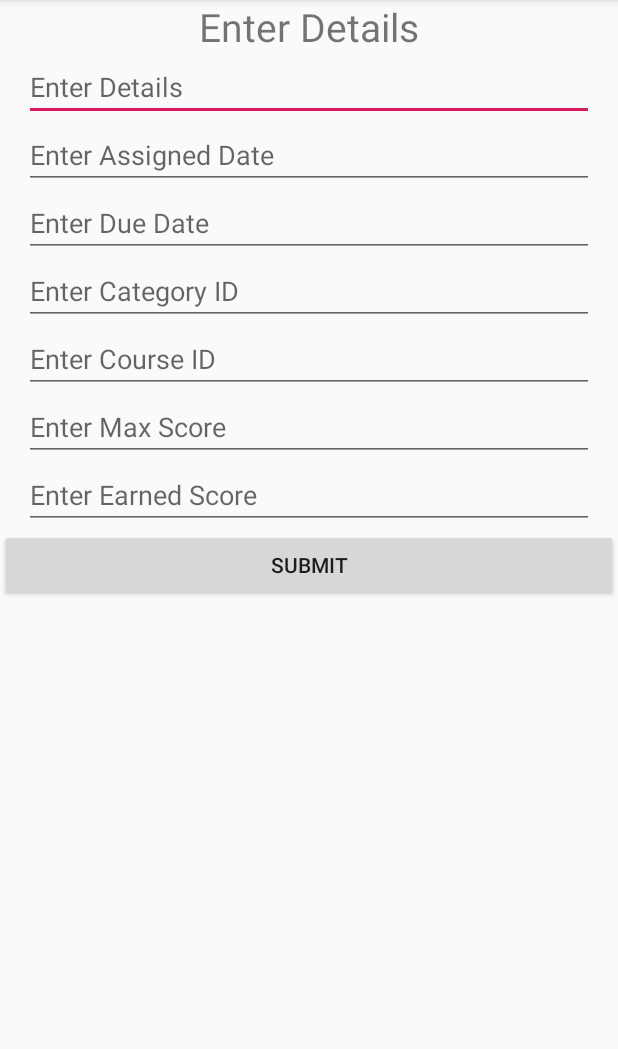
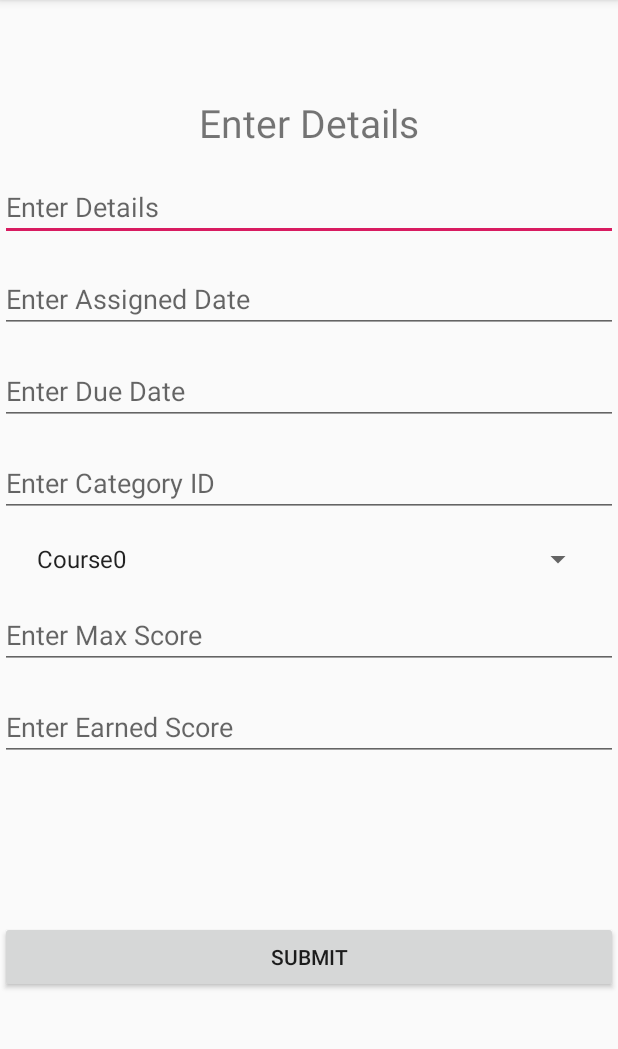
Before and after one commit to cricri98/CST438_project1, an Android app: the addAssignment screen opened directly, with no data from a screen before it, on a phone screen of 412 x 824 dp, the part 84-1133 px from its top. Run offline under Robolectric (Android 15) with nearby library versions, the phone set to English and light mode, and no system bars; our stand-ins replace Room's generated code.

Commit message:
starting backup

```diff
--- a/app/src/main/java/com/example/cst438_project1/Login.java
+++ b/app/src/main/java/com/example/cst438_project1/Login.java
@@ -40,9 +40,9 @@ public class Login extends AppCompatActivity {
             }
         });
 
-//        usernameField.setText("user1");
-//        passwordField.setText("pass");
-//        tryLogin();
+        usernameField.setText("user1");
+        passwordField.setText("pass");
+        tryLogin();
     }
 
     void tryLogin(){
--- a/app/src/main/java/com/example/cst438_project1/MainMenuAtivities/ViewAssignment/ViewAssignmentActivity.java
+++ b/app/src/main/java/com/example/cst438_project1/MainMenuAtivities/ViewAssignment/ViewAssignmentActivity.java
@@ -163,6 +163,7 @@ public class ViewAssignmentActivity extends AppCompatActivity {
         //pass course key
 //        aA.putExtra();
         startActivity(aA);
+        aA.putExtra("userId", userID);
         finish();
     }
 
--- a/app/src/main/java/com/example/cst438_project1/MainMenuAtivities/ViewAssignment/addAssignment.java
+++ b/app/src/main/java/com/example/cst438_project1/MainMenuAtivities/ViewAssignment/addAssignment.java
@@ -3,16 +3,23 @@ package com.example.cst438_project1.MainMenuAtivities.ViewAssignment;
 import androidx.appcompat.app.AppCompatActivity;
 import androidx.room.Room;
 
+import android.content.Intent;
 import android.os.Bundle;
 import android.view.View;
+import android.widget.ArrayAdapter;
 import android.widget.Button;
 import android.widget.EditText;
+import android.widget.Spinner;
 import android.widget.Toast;
 
 import com.example.cst438_project1.DB.StudentAppDatabase;
 import com.example.cst438_project1.Objects.Assignment;
+import com.example.cst438_project1.Objects.Course;
 import com.example.cst438_project1.Objects.User;
 import com.example.cst438_project1.R;
+
+import java.util.ArrayList;
+import java.util.List;
 
 public class addAssignment extends AppCompatActivity {
 
@@ -22,11 +29,13 @@ public class addAssignment extends AppCompatActivity {
     EditText mAssignedDate;
     EditText mDueDate;
     EditText mCategoryID;
-    EditText mCourseID;
+    Spinner mCourseID;
     EditText mMaxScore;
     EditText mEarnedScore;
 
     Button enter;
+
+    List<String> courseNames = new ArrayList<>();
 
     @Override
     protected void onCreate(Bundle savedInstanceState) {
@@ -44,6 +53,9 @@ public class addAssignment extends AppCompatActivity {
         mEarnedScore = findViewById(R.id.g);
 
         enter = findViewById(R.id.h);
+
+        setCourseNames();
+        setSpinner();
 
         enter.setOnClickListener(new View.OnClickListener() {
             @Override
@@ -65,7 +77,12 @@ public class addAssignment extends AppCompatActivity {
         String dueDate = mDueDate.getText().toString();
 
         Integer categoryID = Integer.parseInt(mCategoryID.getText().toString());
-        Integer courseID = Integer.parseInt(mCourseID.getText().toString());
+
+
+        String courseName = mCourseID.getSelectedItem().toString();
+
+        Integer courseID = db.getCourseDAO().getCourseByName(courseName).getCourseId();
+
 
         Assignment a = new Assignment(details, maxScore, earnedScore, assignedDate, dueDate, categoryID, courseID);
 
@@ -75,4 +92,28 @@ public class addAssignment extends AppCompatActivity {
         finish();
     }
 
+    void setCourseNames(){
+        List<Course> courseList = db.getCourseDAO().getCourses();
+
+        for(Course c : courseList){
+            courseNames.add(c.getCourseName());
+        }
+    }
+
+    void setSpinner(){
+
+        ArrayAdapter<String> adapter = new ArrayAdapter<String>(this, android.R.layout.simple_spinner_item, courseNames);
+        adapter.setDropDownViewResource(android.R.layout.simple_spinner_dropdown_item);
+        mCourseID.setAdapter(adapter);
+    }
+
+    @Override
+    public void onBackPressed() {
+        super.onBackPressed();
+
+        Intent i = new Intent(this, ViewAssignmentActivity.class);
+        i.putExtra("userId", getIntent().getIntExtra("userId", -1));
+        startActivity(i);
+        finish();
+    }
 }
--- a/app/src/main/res/layout/activity_add_assignment.xml
+++ b/app/src/main/res/layout/activity_add_assignment.xml
@@ -1,5 +1,5 @@
 <?xml version="1.0" encoding="utf-8"?>
-<RelativeLayout xmlns:android="http://schemas.android.com/apk/res/android"
+<androidx.constraintlayout.widget.ConstraintLayout xmlns:android="http://schemas.android.com/apk/res/android"
     xmlns:app="http://schemas.android.com/apk/res-auto"
     xmlns:tools="http://schemas.android.com/tools"
     android:layout_width="match_parent"
@@ -11,8 +11,16 @@
         android:layout_width="wrap_content"
         android:layout_height="wrap_content"
         android:layout_centerHorizontal="true"
+        android:layout_marginStart="16dp"
+        android:layout_marginLeft="16dp"
+        android:layout_marginTop="64dp"
+        android:layout_marginEnd="16dp"
+        android:layout_marginRight="16dp"
         android:text="Enter Details"
-        android:textSize="26sp" />
+        android:textSize="26sp"
+        app:layout_constraintEnd_toEndOf="parent"
+        app:layout_constraintStart_toStartOf="parent"
+        app:layout_constraintTop_toTopOf="parent" />
 
     <EditText
         android:id="@+id/a"
@@ -20,9 +28,66 @@
         android:layout_height="wrap_content"
         android:layout_below="@id/addAssignment"
         android:layout_centerHorizontal="true"
-        android:layout_marginStart="16dp"
-        android:layout_marginEnd="16dp"
-        android:hint="Enter Details" />
+        android:layout_marginTop="16dp"
+        android:hint="Enter Details"
+        app:layout_constraintEnd_toEndOf="parent"
+        app:layout_constraintHorizontal_bias="0.0"
+        app:layout_constraintStart_toStartOf="parent"
+        app:layout_constraintTop_toBottomOf="@+id/addAssignment" />
+
+    <EditText
+        android:id="@+id/c"
+        android:layout_width="match_parent"
+        android:layout_height="wrap_content"
+        android:layout_below="@id/b"
+        android:layout_centerHorizontal="true"
+        android:layout_marginTop="16dp"
+        android:hint="Enter Due Date"
+        app:layout_constraintEnd_toEndOf="parent"
+        app:layout_constraintStart_toStartOf="parent"
+        app:layout_constraintTop_toBottomOf="@+id/b" />
+
+    <EditText
+        android:id="@+id/d"
+        android:layout_width="match_parent"
+        android:layout_height="wrap_content"
+        android:layout_below="@id/c"
+        android:layout_centerHorizontal="true"
+        android:layout_marginTop="16dp"
+        android:hint="Enter Category ID"
+        android:inputType="numberSigned"
+        app:layout_constraintEnd_toEndOf="parent"
+        app:layout_constraintStart_toStartOf="parent"
+        app:layout_constraintTop_toBottomOf="@+id/c" />
+
+    <EditText
+        android:id="@+id/f"
+        android:layout_width="match_parent"
+        android:layout_height="wrap_content"
+        android:layout_below="@id/e"
+        android:layout_centerHorizontal="true"
+        android:layout_marginTop="16dp"
+        android:hint="Enter Max Score"
+        android:inputType="numberDecimal"
+        app:layout_constraintEnd_toEndOf="parent"
+        app:layout_constraintHorizontal_bias="0.0"
+        app:layout_constraintStart_toStartOf="parent"
+        app:layout_constraintTop_toBottomOf="@+id/e" />
+
+    <Button
+        android:id="@+id/h"
+        android:layout_width="match_parent"
+        android:layout_height="wrap_content"
+        android:layout_below="@id/g"
+        android:layout_centerHorizontal="true"
+        android:layout_marginTop="16dp"
+        android:layout_marginBottom="16dp"
+        android:text="Submit"
+        app:layout_constraintBottom_toBottomOf="parent"
+        app:layout_constraintEnd_toEndOf="parent"
+        app:layout_constraintHorizontal_bias="1.0"
+        app:layout_constraintStart_toStartOf="parent"
+        app:layout_constraintTop_toBottomOf="@+id/g"></Button>
 
     <EditText
         android:id="@+id/b"
@@ -30,52 +95,12 @@
         android:layout_height="wrap_content"
         android:layout_below="@id/a"
         android:layout_centerHorizontal="true"
-        android:layout_marginStart="16dp"
-        android:layout_marginEnd="16dp"
-        android:hint="Enter Assigned Date" />
-
-    <EditText
-        android:id="@+id/c"
-        android:layout_width="match_parent"
-        android:layout_height="wrap_content"
-        android:layout_below="@id/b"
-        android:layout_centerHorizontal="true"
-        android:layout_marginStart="16dp"
-        android:layout_marginEnd="16dp"
-        android:hint="Enter Due Date" />
-
-    <EditText
-        android:id="@+id/d"
-        android:layout_width="match_parent"
-        android:layout_height="wrap_content"
-        android:layout_below="@id/c"
-        android:layout_centerHorizontal="true"
-        android:layout_marginStart="16dp"
-        android:layout_marginEnd="16dp"
-        android:hint="Enter Category ID"
-        android:inputType="numberSigned"/>
-
-    <EditText
-        android:id="@+id/e"
-        android:layout_width="match_parent"
-        android:layout_height="wrap_content"
-        android:layout_below="@id/d"
-        android:layout_centerHorizontal="true"
-        android:layout_marginStart="16dp"
-        android:layout_marginEnd="16dp"
-        android:hint="Enter Course ID"
-        android:inputType="numberSigned"/>
-
-    <EditText
-        android:id="@+id/f"
-        android:layout_width="match_parent"
-        android:layout_height="wrap_content"
-        android:layout_below="@id/e"
-        android:layout_centerHorizontal="true"
-        android:layout_marginStart="16dp"
-        android:layout_marginEnd="16dp"
-        android:hint="Enter Max Score"
-        android:inputType="numberDecimal"/>
+        android:layout_marginTop="16dp"
+        android:hint="Enter Assigned Date"
+        app:layout_constraintEnd_toEndOf="parent"
+        app:layout_constraintHorizontal_bias="0.0"
+        app:layout_constraintStart_toStartOf="parent"
+        app:layout_constraintTop_toBottomOf="@+id/a" />
 
     <EditText
         android:id="@+id/g"
@@ -83,17 +108,21 @@
         android:layout_height="wrap_content"
         android:layout_below="@id/f"
         android:layout_centerHorizontal="true"
-        android:layout_marginStart="16dp"
-        android:layout_marginEnd="16dp"
+        android:layout_marginTop="16dp"
         android:hint="Enter Earned Score"
-        android:inputType="numberDecimal"/>
+        android:inputType="numberDecimal"
+        app:layout_constraintEnd_toEndOf="parent"
+        app:layout_constraintHorizontal_bias="1.0"
+        app:layout_constraintStart_toStartOf="parent"
+        app:layout_constraintTop_toBottomOf="@+id/f" />
 
-    <Button
-        android:id="@+id/h"
-        android:layout_width="match_parent"
+    <Spinner
+        android:id="@+id/e"
+        android:layout_width="379dp"
         android:layout_height="wrap_content"
-        android:layout_centerHorizontal="true"
-        android:layout_below="@id/g"
-        android:text="Submit"></Button>
+        android:layout_marginTop="16dp"
+        app:layout_constraintEnd_toEndOf="parent"
+        app:layout_constraintStart_toStartOf="parent"
+        app:layout_constraintTop_toBottomOf="@+id/d" />
 
-</RelativeLayout>
+</androidx.constraintlayout.widget.ConstraintLayout>
```
